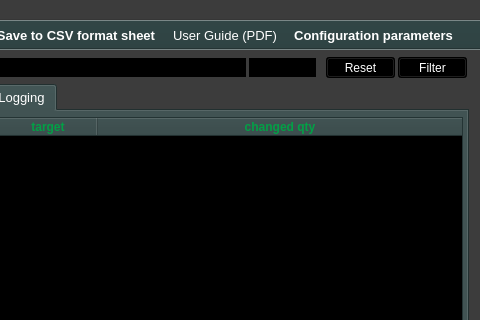
The window that ui/yr-db-runtime-verif-main-window.ui (yerothd/yr-db-runtime-verif) describes before a commit, drawn with Qt 5; both pictures show x 320 to 800 and y 0 to 320 of the 800 by 600 pixel window.
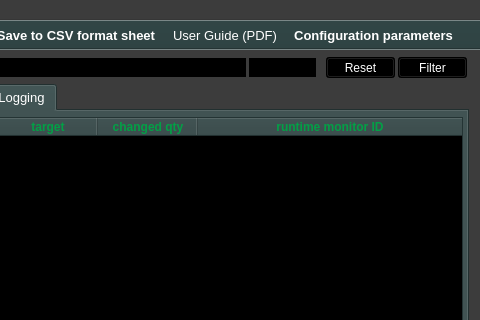
The same window after the commit. The open tabs and pages were chosen to show the change. Icons and pictures are not drawn. Custom widgets are drawn as their Qt base class.

Commit message: UPDATED. I have also added a "runtime monitor ID" column in tab for SQL EVENT LOGGING only.

What changed in the file:
```diff
--- a/ui/yr-db-runtime-verif-main-window.ui
+++ b/ui/yr-db-runtime-verif-main-window.ui
@@ -7758,6 +7758,20 @@
         <set>AlignCenter</set>
        </property>
       </column>
+      <column>
+       <property name="text">
+        <string>runtime monitor ID</string>
+       </property>
+       <property name="font">
+        <font>
+         <weight>75</weight>
+         <bold>true</bold>
+        </font>
+       </property>
+       <property name="textAlignment">
+        <set>AlignCenter</set>
+       </property>
+      </column>
      </widget>
      <widget class="YRDBRUNTIMEVERIF_TableWidget" name="tableWidget_LOGGING_2">
       <property name="enabled">
```
The commit also changes 3 other files.
